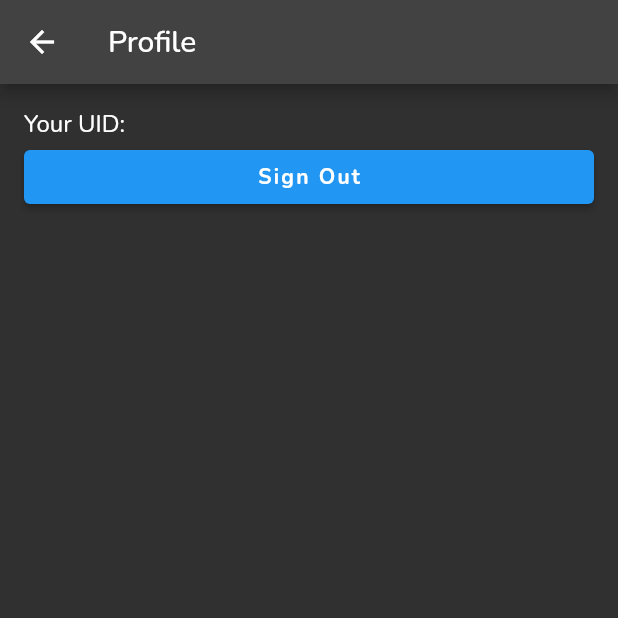
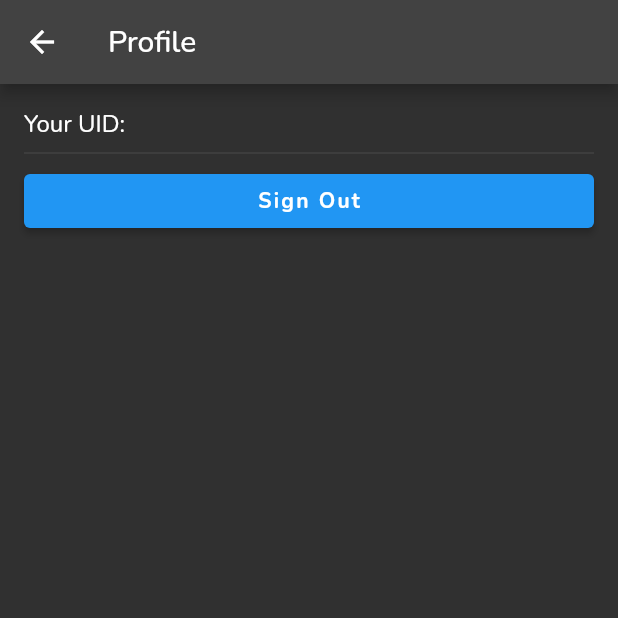
Before and after one commit to Lab-Brat/gentoo_update_flutter, a Flutter app: the ProfileScreen screen opened by its route, on a phone screen of 412 x 824 dp, the top half of it. Run offline on Flutter 3.47's test engine with Material 2 defaults, Android fonts, the light colour scheme and no system bars; our stand-ins replace cloud_firestore, firebase_auth, firebase_core, font_awesome_flutter, google_fonts; accounts and stored records are empty.

Commit message:
add separators to profile screen

```diff
--- a/lib/profile/profile.dart
+++ b/lib/profile/profile.dart
@@ -12,18 +12,27 @@ class ProfileScreen extends StatelessWidget {
       appBar: AppBar(
         title: const Text('Profile'),
       ),
-      body: ListView(
+      body: ListView.separated(
         padding: const EdgeInsets.all(16.0),
-        children: [
-          Text("Your UID: ${AuthService.uid}"),
-          ElevatedButton(
-              child: const Text('Sign Out'),
-              onPressed: () async {
-                await AuthService().signOut();
-                Navigator.of(context)
-                    .pushNamedAndRemoveUntil('/', (route) => false);
-              }),
-        ],
+        itemCount: 2,
+        separatorBuilder: (context, index) => Divider(),
+        itemBuilder: (context, index) {
+          switch (index) {
+            case 0:
+              return Text("Your UID: ${AuthService.uid}");
+            case 1:
+              return ElevatedButton(
+                child: const Text('Sign Out'),
+                onPressed: () async {
+                  await AuthService().signOut();
+                  Navigator.of(context)
+                      .pushNamedAndRemoveUntil('/', (route) => false);
+                },
+              );
+            default:
+              return Container();
+          }
+        },
       ),
     );
   }
```
